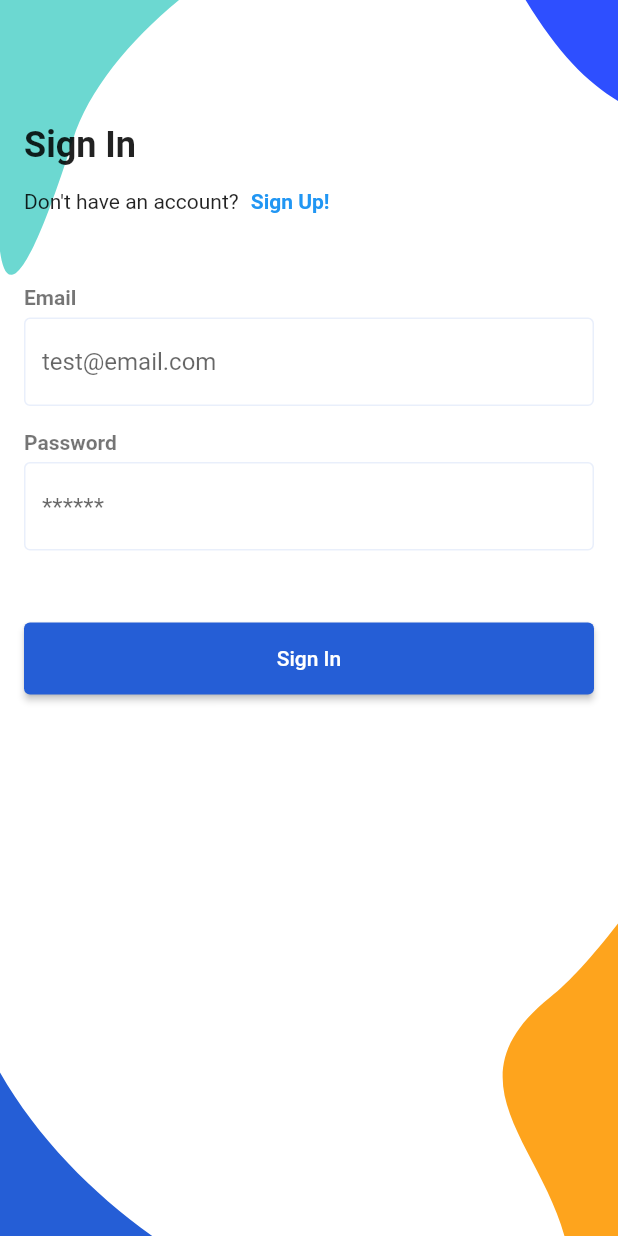
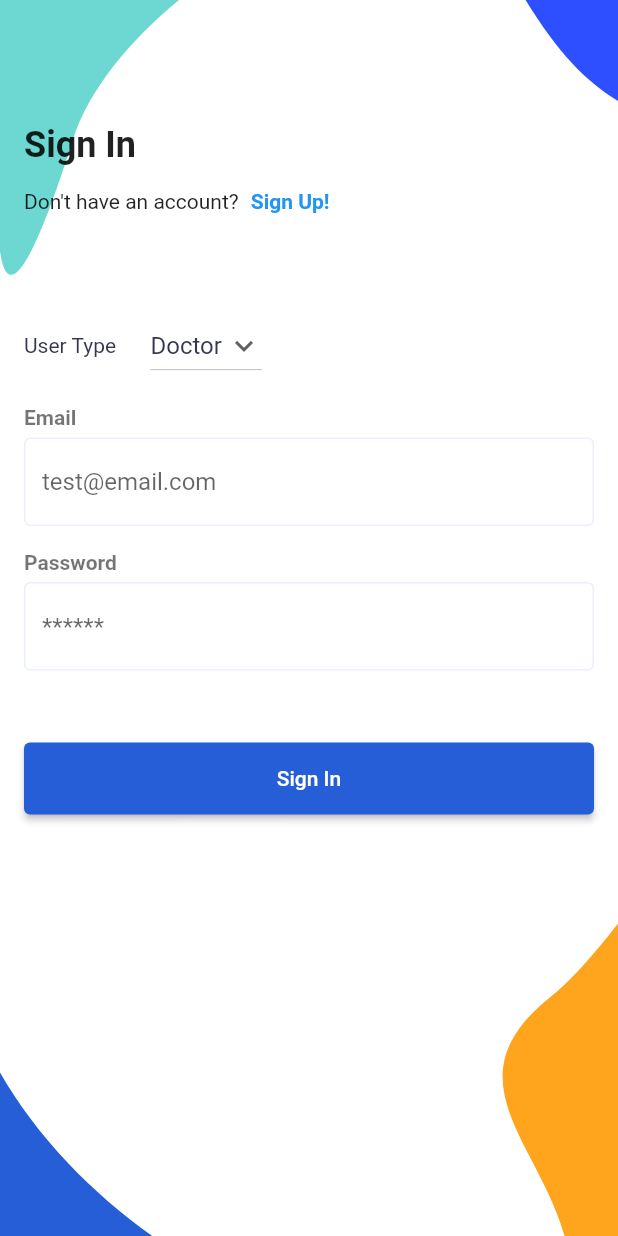
Before and after one commit to yash412/health_monitoring_system, a Flutter app: the screen it shows after launch, after a tap on "Sign In", on a phone screen of 412 x 824 dp. Run offline on Flutter 3.47's test engine with Material 2 defaults, Android fonts, the phone set to English and light mode, and no system bars; our stand-ins replace flutter_svg, form_field_validator.

Commit message:
Added drop down in signIn page

```diff
--- a/lib/screens/auth/components/sign_in_form.dart
+++ b/lib/screens/auth/components/sign_in_form.dart
@@ -4,7 +4,7 @@ import 'package:form_field_validator/form_field_validator.dart';
 import '../../../constants.dart';
 import 'sign_up_form.dart';
 
-class SignInForm extends StatelessWidget {
+class SignInForm extends StatefulWidget {
   SignInForm({
     Key? key,
     required this.formKey,
@@ -12,28 +12,65 @@ class SignInForm extends StatelessWidget {
 
   final GlobalKey formKey;
 
+  @override
+  State<SignInForm> createState() => _SignInFormState();
+}
+
+class _SignInFormState extends State<SignInForm> {
   late String _email, _password;
-
+  var items = ['Doctor', 'Patient', 'LAB'];
+  String dropdownvalue = 'Doctor';
   @override
   Widget build(BuildContext context) {
     return Form(
-      key: formKey,
+      key: widget.formKey,
       child: Column(
         crossAxisAlignment: CrossAxisAlignment.start,
         children: [
-          TextFieldName(text: "Email"),
+          const SizedBox(height: defaultPadding),
+          Row(
+            children: [
+
+              const Text("User Type  ",style: TextStyle(color:Color(0xFF35364F))),
+              const SizedBox(width: defaultPadding),
+              DropdownButton(
+                // Initial Value
+                value: dropdownvalue,
+
+                // Down Arrow Icon
+                icon: const Icon(Icons.keyboard_arrow_down),
+
+                // Array list of items
+                items: items.map((String items) {
+                  return DropdownMenuItem(
+                    value: items,
+                    child: Text(items,style: const TextStyle(color:Color(0xFF35364F))),
+                  );
+                }).toList(),
+                // After selecting the desired option,it will
+                // change button value to selected value
+                onChanged: (String? newValue) {
+                  setState(() {
+                    dropdownvalue = newValue!;
+                  });
+                },
+              ),
+            ],
+          ),
+          const SizedBox(height: defaultPadding),
+          const TextFieldName(text: "Email"),
           TextFormField(
             keyboardType: TextInputType.emailAddress,
-            decoration: InputDecoration(hintText: "test@email.com"),
+            decoration: const InputDecoration(hintText: "test@email.com"),
             validator: EmailValidator(errorText: "Use a valid email!"),
             onSaved: (email) => _email = email!,
           ),
           const SizedBox(height: defaultPadding),
-          TextFieldName(text: "Password"),
+          const TextFieldName(text: "Password"),
           TextFormField(
             // We want to hide our password
             obscureText: true,
-            decoration: InputDecoration(hintText: "******"),
+            decoration: const InputDecoration(hintText: "******"),
             validator: passwordValidator,
             onSaved: (password) => _password = password!,
           ),
--- a/lib/screens/auth/sign_in_screen.dart
+++ b/lib/screens/auth/sign_in_screen.dart
@@ -1,3 +1,4 @@
+import 'package:health_monitoring_system/screens/auth/choose_user.dart';
 import 'package:health_monitoring_system/screens/auth/sign_up_screen.dart';
 import 'package:flutter/material.dart';
 import 'package:flutter_svg/svg.dart';
@@ -5,8 +6,13 @@ import 'package:flutter_svg/svg.dart';
 import '../../constants.dart';
 import 'components/sign_in_form.dart';
 
-class SignInScreen extends StatelessWidget {
-  // It's time to validat the text field
+class SignInScreen extends StatefulWidget {
+  @override
+  State<SignInScreen> createState() => _SignInScreenState();
+}
+
+class _SignInScreenState extends State<SignInScreen> {
+  // It's time to validate the text field
   final _formKey = GlobalKey<FormState>();
 
   @override
@@ -46,7 +52,7 @@ class SignInScreen extends StatelessWidget {
                           onPressed: () => Navigator.push(
                             context,
                             MaterialPageRoute(
-                              builder: (context) => SignUpScreen(),
+                              builder: (context) => ChooseUser(),
                             ),
                           ),
                           child: Text(
--- a/lib/screens/auth/sign_up_screen.dart
+++ b/lib/screens/auth/sign_up_screen.dart
@@ -12,6 +12,8 @@ class SignUpScreen extends StatelessWidget {
   // It's time to validate the text field
   final _formKey = GlobalKey<FormState>();
 
+    int user = 1;
+  SignUpScreen(this.user, {Key? key}) : super(key: key);
   @override
   Widget build(BuildContext context) {
     // But still same problem, let's fixed it
@@ -57,12 +59,9 @@ class SignUpScreen extends StatelessWidget {
                       ],
                     ),
                     const SizedBox(height: defaultPadding * 2),
-                    // SignUpForm(formKey: _formKey),
-<<<<<<< HEAD
-                       DoctorRegistration(formKey: _formKey),
-=======
-                    labRegristration(formKey: _formKey),
->>>>>>> b97fad4eced482ab0cdb5aaa696b6a955327c38f
+                    if (user == 0) PatientRegistration(formKey: _formKey),
+                    if (user == 1) DoctorRegistration(formKey: _formKey),
+                    if (user == 2) labRegristration(formKey: _formKey),
                     const SizedBox(height: defaultPadding * 2),
                     SizedBox(
                       width: double.infinity,
--- a/lib/screens/welcome/welcome_screen.dart
+++ b/lib/screens/welcome/welcome_screen.dart
@@ -1,10 +1,8 @@
 import 'package:health_monitoring_system/constants.dart';
 import 'package:health_monitoring_system/screens/auth/choose_user.dart';
 import 'package:health_monitoring_system/screens/auth/sign_in_screen.dart';
-import 'package:health_monitoring_system/screens/auth/sign_up_screen.dart';
 import 'package:flutter/material.dart';
 import 'package:flutter_svg/svg.dart';
-
 
 class WelcomeScreen extends StatelessWidget {
   const WelcomeScreen({Key? key}) : super(key: key);
@@ -15,8 +13,7 @@ class WelcomeScreen extends StatelessWidget {
       body: Stack(
         fit: StackFit.expand,
         children: [
-          SvgPicture.asset("assets/icons/splash_bg.svg",
-              fit: BoxFit.cover),
+          SvgPicture.asset("assets/icons/splash_bg.svg", fit: BoxFit.cover),
           SafeArea(
             child: Padding(
               padding: const EdgeInsets.symmetric(horizontal: defaultPadding),
@@ -57,8 +54,8 @@ class WelcomeScreen extends StatelessWidget {
                         style: TextButton.styleFrom(
                           // backgroundColor: Color(0xFF6CD8D1),
                           elevation: 0,
-                            backgroundColor: Colors.cyan,
-                          shape: RoundedRectangleBorder(
+                          backgroundColor: Colors.cyan,
+                          shape: const RoundedRectangleBorder(
                             side: BorderSide(color: Color(0xFF6CD8D1)),
                           ),
                         ),
```
